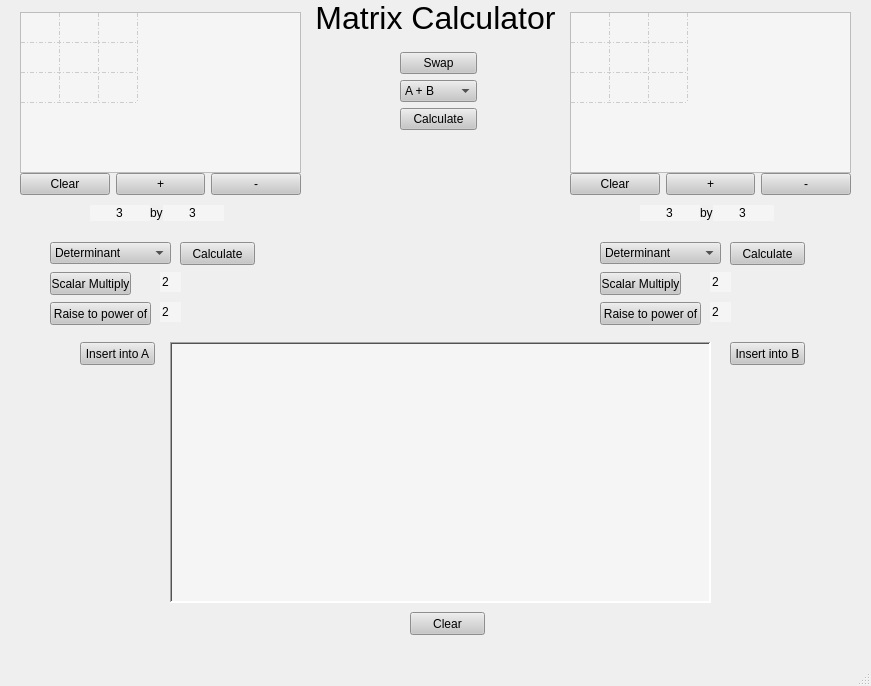
This is mainwindow.ui in justinhay14/Matrix-Calulator-cpp as Qt 5 draws it before an edit. The edited form follows.
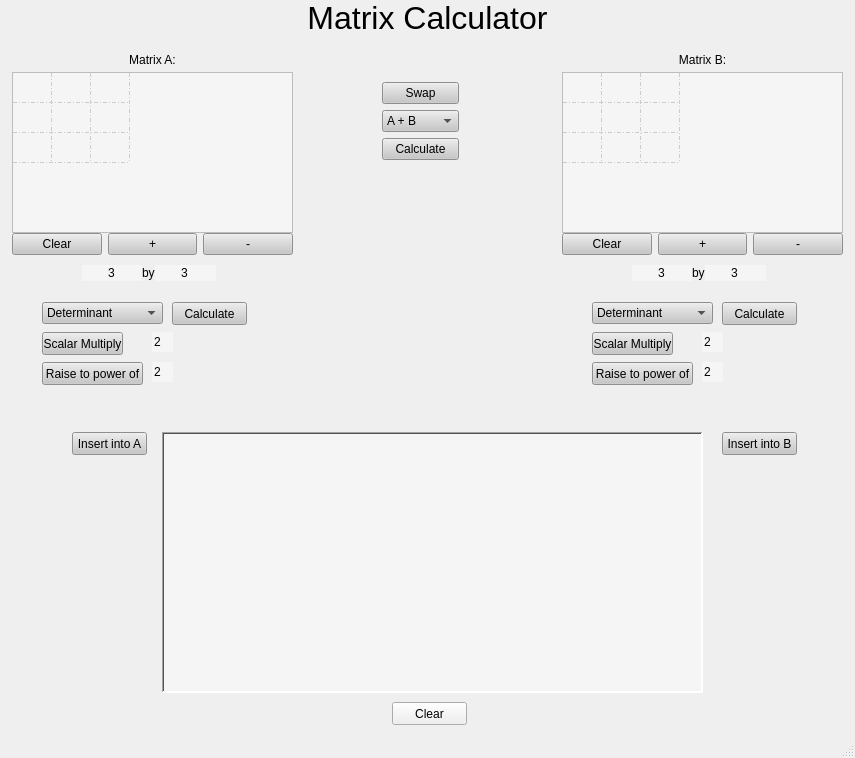
This is the edited form.

The edit to the form file:
```diff
--- a/mainwindow.ui
+++ b/mainwindow.ui
@@ -6,8 +6,8 @@
    <rect>
     <x>0</x>
     <y>0</y>
-    <width>871</width>
-    <height>686</height>
+    <width>855</width>
+    <height>758</height>
    </rect>
   </property>
   <property name="windowTitle">
@@ -45,7 +45,7 @@
        <enum>QFrame::NoFrame</enum>
       </property>
       <property name="widgetResizable">
-       <bool>false</bool>
+       <bool>true</bool>
       </property>
       <property name="alignment">
        <set>Qt::AlignHCenter|Qt::AlignTop</set>
@@ -53,10 +53,10 @@
       <widget class="QWidget" name="scrollAreaWidgetContents_4">
        <property name="geometry">
         <rect>
-         <x>8</x>
+         <x>0</x>
          <y>0</y>
          <width>851</width>
-         <height>646</height>
+         <height>734</height>
         </rect>
        </property>
        <widget class="QLabel" name="label">
@@ -89,7 +89,7 @@
         <property name="geometry">
          <rect>
           <x>70</x>
-          <y>340</y>
+          <y>430</y>
           <width>75</width>
           <height>23</height>
          </rect>
@@ -106,7 +106,7 @@
         <property name="geometry">
          <rect>
           <x>10</x>
-          <y>170</y>
+          <y>230</y>
           <width>281</width>
           <height>25</height>
          </rect>
@@ -151,7 +151,7 @@
         <property name="geometry">
          <rect>
           <x>40</x>
-          <y>240</y>
+          <y>300</y>
           <width>121</width>
           <height>22</height>
          </rect>
@@ -184,15 +184,14 @@
        <widget class="QPushButton" name="pushButton_15">
         <property name="geometry">
          <rect>
-          <x>400</x>
-          <y>610</y>
+          <x>390</x>
+          <y>700</y>
           <width>75</width>
           <height>23</height>
          </rect>
         </property>
         <property name="styleSheet">
-         <string notr="true">background-color: rgb(199, 199, 199);
-border-color: rgb(0, 0, 0);</string>
+         <string notr="true"/>
         </property>
         <property name="text">
          <string>Clear</string>
@@ -202,7 +201,7 @@
         <property name="geometry">
          <rect>
           <x>150</x>
-          <y>300</y>
+          <y>360</y>
           <width>21</width>
           <height>20</height>
          </rect>
@@ -221,7 +220,7 @@
         <property name="geometry">
          <rect>
           <x>170</x>
-          <y>240</y>
+          <y>300</y>
           <width>75</width>
           <height>23</height>
          </rect>
@@ -238,7 +237,7 @@
         <property name="geometry">
          <rect>
           <x>700</x>
-          <y>270</y>
+          <y>330</y>
           <width>21</width>
           <height>20</height>
          </rect>
@@ -257,7 +256,7 @@
         <property name="geometry">
          <rect>
           <x>630</x>
-          <y>200</y>
+          <y>260</y>
           <width>134</width>
           <height>22</height>
          </rect>
@@ -311,7 +310,7 @@
         <property name="geometry">
          <rect>
           <x>40</x>
-          <y>300</y>
+          <y>360</y>
           <width>101</width>
           <height>23</height>
          </rect>
@@ -328,7 +327,7 @@
         <property name="geometry">
          <rect>
           <x>160</x>
-          <y>340</y>
+          <y>430</y>
           <width>541</width>
           <height>261</height>
          </rect>
@@ -354,7 +353,7 @@
         <property name="geometry">
          <rect>
           <x>720</x>
-          <y>240</y>
+          <y>300</y>
           <width>75</width>
           <height>23</height>
          </rect>
@@ -371,7 +370,7 @@
         <property name="geometry">
          <rect>
           <x>700</x>
-          <y>300</y>
+          <y>360</y>
           <width>21</width>
           <height>20</height>
          </rect>
@@ -390,7 +389,7 @@
         <property name="geometry">
          <rect>
           <x>40</x>
-          <y>270</y>
+          <y>330</y>
           <width>81</width>
           <height>23</height>
          </rect>
@@ -407,7 +406,7 @@
         <property name="geometry">
          <rect>
           <x>150</x>
-          <y>270</y>
+          <y>330</y>
           <width>21</width>
           <height>20</height>
          </rect>
@@ -426,7 +425,7 @@
         <property name="geometry">
          <rect>
           <x>590</x>
-          <y>300</y>
+          <y>360</y>
           <width>101</width>
           <height>23</height>
          </rect>
@@ -443,7 +442,7 @@
         <property name="geometry">
          <rect>
           <x>560</x>
-          <y>170</y>
+          <y>230</y>
           <width>281</width>
           <height>25</height>
          </rect>
@@ -488,7 +487,7 @@
         <property name="geometry">
          <rect>
           <x>80</x>
-          <y>200</y>
+          <y>260</y>
           <width>134</width>
           <height>22</height>
          </rect>
@@ -545,7 +544,7 @@
         <property name="geometry">
          <rect>
           <x>720</x>
-          <y>340</y>
+          <y>430</y>
           <width>75</width>
           <height>23</height>
          </rect>
@@ -562,7 +561,7 @@
         <property name="geometry">
          <rect>
           <x>590</x>
-          <y>240</y>
+          <y>300</y>
           <width>121</width>
           <height>22</height>
          </rect>
@@ -596,7 +595,7 @@
         <property name="geometry">
          <rect>
           <x>560</x>
-          <y>10</y>
+          <y>70</y>
           <width>281</width>
           <height>161</height>
          </rect>
@@ -730,7 +729,7 @@
         <property name="geometry">
          <rect>
           <x>590</x>
-          <y>270</y>
+          <y>330</y>
           <width>81</width>
           <height>23</height>
          </rect>
@@ -747,7 +746,7 @@
         <property name="geometry">
          <rect>
           <x>10</x>
-          <y>10</y>
+          <y>70</y>
           <width>281</width>
           <height>161</height>
          </rect>
@@ -970,8 +969,8 @@
        <widget class="QWidget" name="layoutWidget">
         <property name="geometry">
          <rect>
-          <x>390</x>
-          <y>50</y>
+          <x>380</x>
+          <y>80</y>
           <width>77</width>
           <height>80</height>
          </rect>
@@ -1034,6 +1033,38 @@
          </item>
         </layout>
        </widget>
+       <widget class="QLabel" name="label_4">
+        <property name="geometry">
+         <rect>
+          <x>10</x>
+          <y>50</y>
+          <width>281</width>
+          <height>16</height>
+         </rect>
+        </property>
+        <property name="text">
+         <string>Matrix A:</string>
+        </property>
+        <property name="alignment">
+         <set>Qt::AlignCenter</set>
+        </property>
+       </widget>
+       <widget class="QLabel" name="label_5">
+        <property name="geometry">
+         <rect>
+          <x>560</x>
+          <y>50</y>
+          <width>281</width>
+          <height>16</height>
+         </rect>
+        </property>
+        <property name="text">
+         <string>Matrix B:</string>
+        </property>
+        <property name="alignment">
+         <set>Qt::AlignCenter</set>
+        </property>
+       </widget>
       </widget>
      </widget>
     </item>
```
Left out of the diff: 1 changed line with no effect on the pictures.
